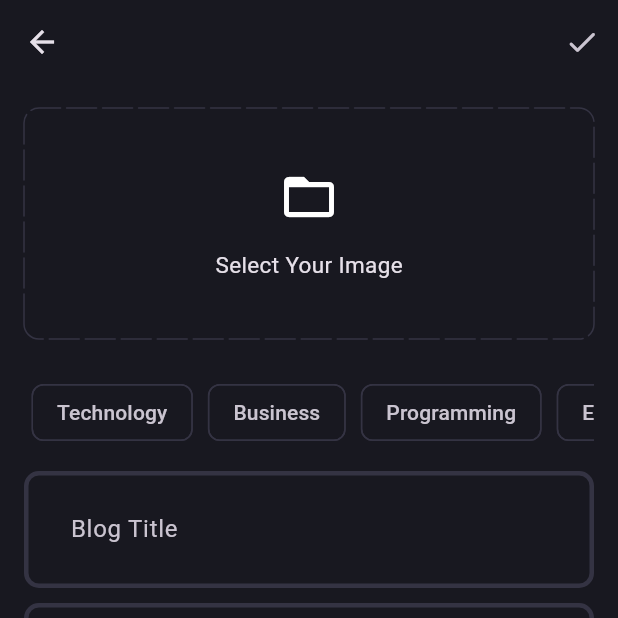
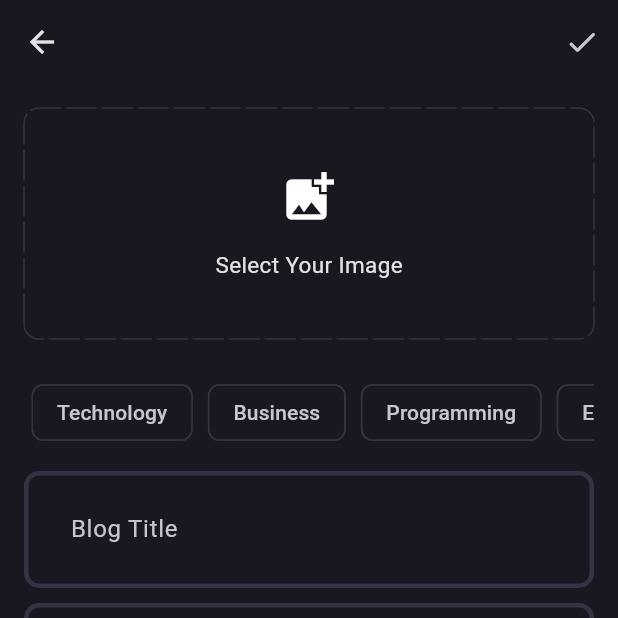
Before and after one commit to Nishanbhattarai498/blog_app, a Flutter app: the AddNewBlogPage screen opened directly, on a phone screen of 412 x 824 dp, the top half of it. Run offline on Flutter 3.47's test engine with Material 3 defaults, Android fonts, the light colour scheme and no system bars; drawn by our look-alikes of dotted_border; our stand-ins replace flutter_bloc, fpdart, get_it, image_picker, supabase_flutter; accounts and stored records are empty.

Commit message:
refactor: enhance image picking functionality and update permissions

```diff
--- a/lib/core/utils/pick_image.dart
+++ /dev/null
@@ -1,19 +0,0 @@
-import 'dart:io';
-
-import 'package:image_picker/image_picker.dart';
-
-Future<File?> pickImage() async {
-  try {
-    final xFile = await ImagePicker().pickImage(source: ImageSource.gallery);
-    if (xFile != null) {
-      return File(xFile.path);
-    }
-    return null;
-  } catch (e) {
-    return null;
-  }
-}
-
-extension on Future<XFile?> {
-  String get path => throw UnimplementedError();
-}
--- a/lib/features/blog/presentation/pages/add_new_blog_page.dart
+++ b/lib/features/blog/presentation/pages/add_new_blog_page.dart
@@ -1,6 +1,9 @@
+import 'dart:io';
+
 import 'package:dotted_border/dotted_border.dart';
 import 'package:flutter/material.dart';
 import 'package:supabase_proj/core/theme/app_pallate.dart';
+import 'package:supabase_proj/core/utils/image_picker_util.dart';
 import 'package:supabase_proj/features/blog/presentation/widgets/blog_editor.dart';
 
 class AddNewBlogPage extends StatefulWidget {
@@ -16,11 +19,38 @@ class _AddNewBlogPageState extends State<AddNewBlogPage> {
   final titleController = TextEditingController();
   final contentController = TextEditingController();
   List<String> selectedTopics = [];
+  File? image;
+  bool isPickingImage = false;
+  void selectImage() async {
+    if (isPickingImage) return; // Prevent multiple taps
+
+    setState(() {
+      isPickingImage = true;
+    });
+
+    try {
+      final pickedImage = await ImagePickerUtil.pickImage(context);
+      if (pickedImage != null) {
+        setState(() {
+          image = pickedImage;
+        });
+      }
+    } catch (e) {
+      ScaffoldMessenger.of(
+        context,
+      ).showSnackBar(SnackBar(content: Text('Failed to pick image: $e')));
+    } finally {
+      setState(() {
+        isPickingImage = false;
+      });
+    }
+  }
 
   @override
   void dispose() {
     titleController.dispose();
     contentController.dispose();
+    super.dispose(); // Don't forget to call super.dispose()
   }
 
   @override
@@ -34,9 +64,41 @@ class _AddNewBlogPageState extends State<AddNewBlogPage> {
           padding: const EdgeInsets.all(16.0),
           child: Column(
             children: [
-              DottedBorder(
+              image != null
+                  ? Stack(
+                      children: [
+                        Image.file(
+                          image!,
+                          width: double.infinity,
+                          height: 200,
+                          fit: BoxFit.cover,
+                        ),
+                        Positioned(
+                          top: 10,
+                          right: 10,
+                          child: GestureDetector(
+                            onTap: selectImage,
+                            child: Container(
+                              padding: const EdgeInsets.all(8),
+                              decoration: BoxDecoration(
+                                color: Colors.black.withOpacity(0.7),
+                                shape: BoxShape.circle,
+                              ),
+                              child: const Icon(
+                                Icons.edit,
+                                color: Colors.white,
+                                size: 20,
+                              ),
+                            ),
+                          ),
+                        ),
+                      ],
+                    )
+                  : GestureDetector(
+                      onTap: selectImage,
+                      child: DottedBorder(
                         color: AppPallete.borderColor,
-                dashPattern: [20, 4],
+                        dashPattern: const [20, 4],
                         radius: const Radius.circular(10),
                         borderType: BorderType.RRect,
                         strokeCap: StrokeCap.round,
@@ -46,10 +108,21 @@ class _AddNewBlogPageState extends State<AddNewBlogPage> {
                           child: Column(
                             mainAxisAlignment: MainAxisAlignment.center,
                             children: [
-                      Icon(Icons.folder_open, size: 40),
-                      SizedBox(height: 15),
-                      Text('Select Your Image', style: TextStyle(fontSize: 15)),
+                              isPickingImage
+                                  ? const CircularProgressIndicator()
+                                  : const Icon(
+                                      Icons.add_photo_alternate,
+                                      size: 40,
+                                    ),
+                              const SizedBox(height: 15),
+                              Text(
+                                isPickingImage
+                                    ? 'Loading...'
+                                    : 'Select Your Image',
+                                style: const TextStyle(fontSize: 15),
+                              ),
                             ],
+                          ),
                         ),
                       ),
                     ),
```
Also changed, not shown: lib/core/utils/image_picker_util.dart (added, +72 -0 lines), 3 other files. Lines whose indentation alone changed are shown as unchanged.
